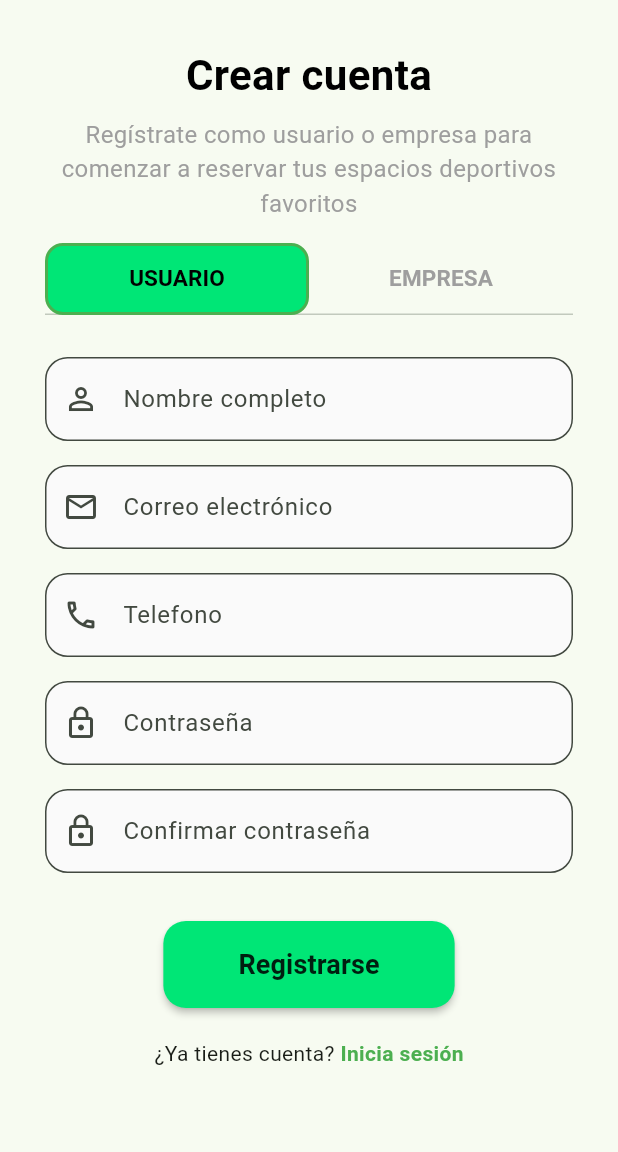
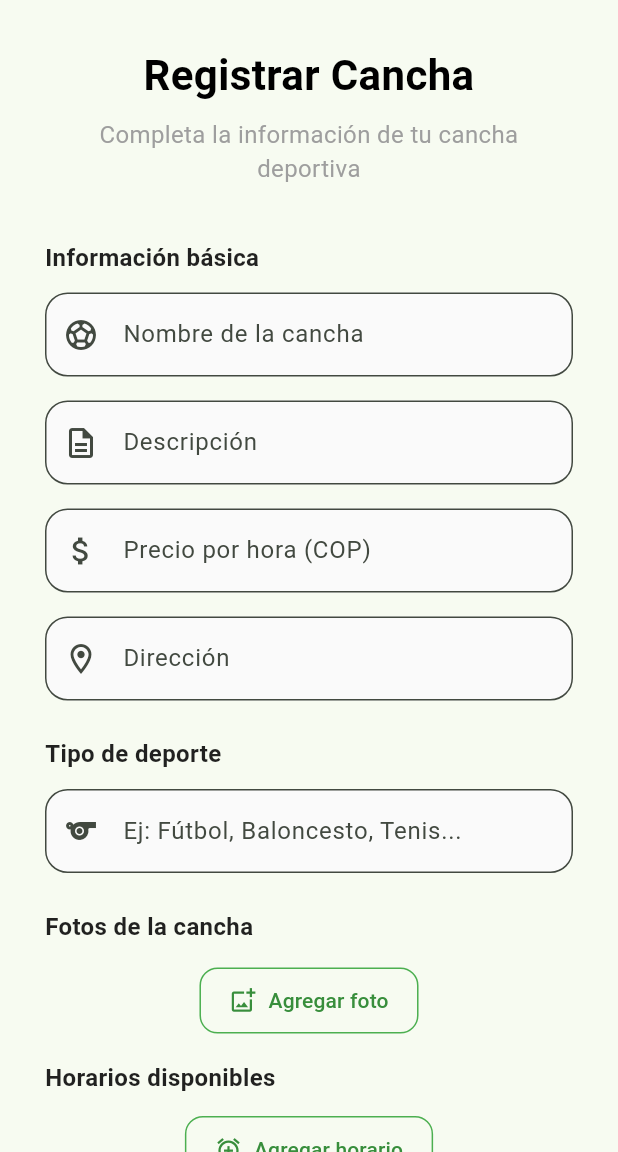
Before and after one commit to JorgeIRamos/SportRent, a Flutter app: the screen it shows after launch, on a phone screen of 412 x 824 dp, the part 84-1236 px from its top. Run offline on Flutter 3.47's test engine with Material 3 defaults, Android fonts, the phone set to English and light mode, and no system bars; our stand-ins replace get.

Commit message:
creado nuevo widget llamado custom time picker para seleccionar hora y creado la ui para registrar canchas

```diff
--- a/lib/ui/app.dart
+++ b/lib/ui/app.dart
@@ -1,6 +1,6 @@
 import 'package:flutter/material.dart';
 import 'package:get/get.dart';
-import 'package:sport_rent/ui/pages/register.dart';
+import 'package:sport_rent/ui/pages/registrar_canchas.dart';
 
 
 class MyApp extends StatelessWidget {
@@ -11,7 +11,7 @@ class MyApp extends StatelessWidget {
     return GetMaterialApp(
       debugShowCheckedModeBanner: false,
       title: 'Material App',
-      home: Register(),
+      home: RegistrarCancha(),
       theme: ThemeData(
         colorScheme: ColorScheme.fromSeed(seedColor: Colors.green),
         useMaterial3: true,
--- /dev/null
+++ b/lib/ui/pages/registrar_canchas.dart
@@ -0,0 +1,263 @@
+import 'package:flutter/material.dart';
+import 'package:sport_rent/ui/widgets/custom_buttom.dart';
+import 'package:sport_rent/ui/widgets/custom_text_field.dart';
+import 'package:sport_rent/ui/widgets/custom_timepicker.dart';
+
+class RegistrarCancha extends StatefulWidget {
+  const RegistrarCancha({super.key});
+
+  @override
+  State<RegistrarCancha> createState() => _RegistrarCanchaState();
+}
+
+class _RegistrarCanchaState extends State<RegistrarCancha> {
+  final List<String> _fotosAgregadas = [];
+
+  final List<Map<String, String>> _horarios = [];
+
+  void _agregarHorario() {
+    setState(() {
+      _horarios.add({'dia': 'Lunes', 'inicio': '08:00', 'fin': '22:00'});
+    });
+  }
+
+  void _eliminarHorario(int index) {
+    setState(() {
+      _horarios.removeAt(index);
+    });
+  }
+
+  void _agregarFotoSimulada() {
+    setState(() {
+      _fotosAgregadas.add('foto_${_fotosAgregadas.length + 1}.jpg');
+    });
+  }
+
+  void _eliminarFoto(int index) {
+    setState(() {
+      _fotosAgregadas.removeAt(index);
+    });
+  }
+
+  @override
+  Widget build(BuildContext context) {
+    return Scaffold(
+      appBar: AppBar(
+        title: Text('SportRent', style: TextStyle(fontWeight: FontWeight.bold)),
+        centerTitle: true,
+        elevation: 0,
+        backgroundColor: Colors.green[100],
+        foregroundColor: Colors.black,
+      ),
+      body: SingleChildScrollView(
+        child: Column(
+          crossAxisAlignment: CrossAxisAlignment.stretch,
+          children: [
+            SizedBox(height: 30),
+
+            Text(
+              'Registrar Cancha',
+              textAlign: TextAlign.center,
+              style: TextStyle(fontSize: 28, fontWeight: FontWeight.bold, color: Colors.black),
+            ),
+
+            SizedBox(height: 8),
+
+            Padding(
+              padding: const EdgeInsets.symmetric(horizontal: 30.0),
+              child: Text(
+                'Completa la información de tu cancha deportiva',
+                textAlign: TextAlign.center,
+                style: TextStyle(fontSize: 16, color: Colors.grey),
+              ),
+            ),
+
+            SizedBox(height: 20),
+
+            _seccionTitulo('Información básica'),
+
+            customField('Nombre de la cancha', Icons.sports_soccer_outlined),
+            customField('Descripción', Icons.description_outlined),
+            customField('Precio por hora (COP)', Icons.attach_money_outlined),
+            customField('Dirección', Icons.location_on_outlined),
+
+            _seccionTitulo('Tipo de deporte'),
+
+            customField('Ej: Fútbol, Baloncesto, Tenis...', Icons.sports_outlined),
+
+            _seccionTitulo('Fotos de la cancha'),
+
+            Padding(
+              padding: const EdgeInsets.symmetric(horizontal: 30.0),
+              child: Column(
+                children: [
+                  if (_fotosAgregadas.isNotEmpty)
+                    SizedBox(
+                      height: 90,
+                      child: ListView.separated(
+                        scrollDirection: Axis.horizontal,
+                        itemCount: _fotosAgregadas.length,
+                        separatorBuilder: (_, _) => SizedBox(width: 10),
+                        itemBuilder: (context, i) => Stack(
+                          children: [
+                            Container(
+                              width: 90,
+                              decoration: BoxDecoration(
+                                color: Colors.green[50],
+                                borderRadius: BorderRadius.circular(12),
+                                border: Border.all(color: Colors.green),
+                              ),
+                              child: Column(
+                                mainAxisAlignment: MainAxisAlignment.center,
+                                children: [
+                                  Icon(Icons.image_outlined, color: Colors.green[700], size: 32),
+                                  SizedBox(height: 4),
+                                  Text('Foto ${i + 1}', style: TextStyle(fontSize: 12)),
+                                ],
+                              ),
+                            ),
+                            Positioned(
+                              top: 2,
+                              right: 2,
+                              child: GestureDetector(
+                                onTap: () => _eliminarFoto(i),
+                                child: Container(
+                                  decoration: BoxDecoration(
+                                    color: Colors.red[400],
+                                    shape: BoxShape.circle,
+                                  ),
+                                  child: Icon(Icons.close, color: Colors.white, size: 16),
+                                ),
+                              ),
+                            ),
+                          ],
+                        ),
+                      ),
+                    ),
+                  SizedBox(height: 10),
+                  OutlinedButton.icon(
+                    onPressed: _agregarFotoSimulada,
+                    icon: Icon(Icons.add_photo_alternate_outlined),
+                    label: Text('Agregar foto'),
+                    style: OutlinedButton.styleFrom(
+                      foregroundColor: Colors.green[700],
+                      side: BorderSide(color: Colors.green),
+                      shape: RoundedRectangleBorder(borderRadius: BorderRadius.circular(12)),
+                      padding: EdgeInsets.symmetric(vertical: 12, horizontal: 20),
+                    ),
+                  ),
+                ],
+              ),
+            ),
+
+            _seccionTitulo('Horarios disponibles'),
+
+            Padding(
+              padding: const EdgeInsets.symmetric(horizontal: 30.0),
+              child: Column(
+                children: [
+                  ..._horarios.asMap().entries.map((entry) {
+                    int i = entry.key;
+                    return _HorarioItem(
+                      index: i,
+                      horario: entry.value,
+                      onEliminar: () => _eliminarHorario(i),
+                      onCambio: (nuevo) => setState(() => _horarios[i] = nuevo),
+                    );
+                  }),
+                  SizedBox(height: 8),
+                  OutlinedButton.icon(
+                    onPressed: _agregarHorario,
+                    icon: Icon(Icons.add_alarm_outlined),
+                    label: Text('Agregar horario'),
+                    style: OutlinedButton.styleFrom(
+                      foregroundColor: Colors.green[700],
+                      side: BorderSide(color: Colors.green),
+                      shape: RoundedRectangleBorder(borderRadius: BorderRadius.circular(12)),
+                      padding: EdgeInsets.symmetric(vertical: 12, horizontal: 20),
+                    ),
+                  ),
+                ],
+              ),
+            ),
+
+            SizedBox(height: 30),
+            customButtom('Registrar Cancha'),
+            SizedBox(height: 30),
+          ],
+        ),
+      ),
+    );
+  }
+
+  Widget _seccionTitulo(String titulo) {
+    return Padding(
+      padding: const EdgeInsets.fromLTRB(30, 16, 30, 4),
+      child: Text(
+        titulo,
+        style: TextStyle(fontSize: 16, fontWeight: FontWeight.bold, color: Colors.black87),
+      ),
+    );
+  }
+}
+
+class _HorarioItem extends StatelessWidget {
+  final int index;
+  final Map<String, String> horario;
+  final VoidCallback onEliminar;
+  final ValueChanged<Map<String, String>> onCambio;
+
+  const _HorarioItem({
+    required this.index,
+    required this.horario,
+    required this.onEliminar,
+    required this.onCambio,
+  });
+
+  static const _dias = ['Lunes', 'Martes', 'Miércoles', 'Jueves', 'Viernes', 'Sábado', 'Domingo'];
+
+  @override
+  Widget build(BuildContext context) {
+    return Container(
+      margin: EdgeInsets.only(bottom: 10),
+      padding: EdgeInsets.symmetric(horizontal: 12, vertical: 8),
+      decoration: BoxDecoration(
+        color: Colors.grey[50],
+        borderRadius: BorderRadius.circular(12),
+        border: Border.all(color: Colors.green.shade200),
+      ),
+      child: Row(
+        children: [
+          Expanded(
+            flex: 3,
+            child: DropdownButton<String>(
+              value: horario['dia'],
+              isExpanded: true,
+              underline: SizedBox(),
+              items: _dias.map((d) => DropdownMenuItem(value: d, child: Text(d, style: TextStyle(fontSize: 13)))).toList(),
+              onChanged: (val) => onCambio({...horario, 'dia': val!}),
+            ),
+          ),
+          SizedBox(width: 8),
+          Expanded(
+            flex: 2,
+            child: customTimepicker(context, 'Inicio', horario['inicio']!, (v) => onCambio({...horario, 'inicio': v})),
+          ),
+          SizedBox(width: 8),
+          Expanded(
+            flex: 2,
+            child: customTimepicker(context, 'Fin', horario['fin']!, (v) => onCambio({...horario, 'fin': v})),
+          ),
+          IconButton(
+            icon: Icon(Icons.close, color: Colors.red[300], size: 20),
+            onPressed: onEliminar,
+            padding: EdgeInsets.zero,
+            constraints: BoxConstraints(),
+          ),
+        ],
+      ),
+    );
+  }
+
+
+}
```
Also changed, not shown: lib/ui/widgets/custom_timepicker.dart (added, +35 -0 lines).
